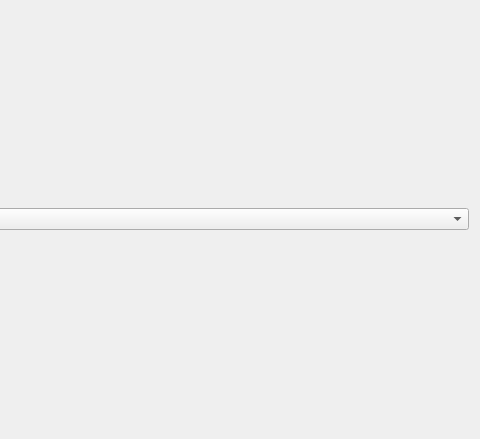
Qt form src/scripting/python/pythonconsole.ui (clementine-player/Clementine) before a commit; both pictures show x 308 to 788 and y 0 to 439 of the 788 by 439 pixel window.
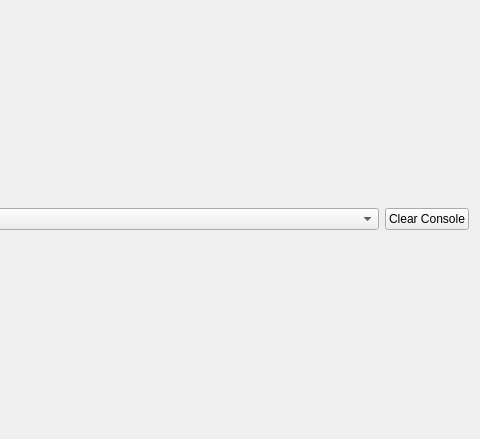
The same form after that commit.

Commit message: Add a button to clear the python console.  Thanks Chris Gell

The edit to the form file:
```diff
--- a/src/scripting/python/pythonconsole.ui
+++ b/src/scripting/python/pythonconsole.ui
@@ -33,6 +33,13 @@
        </property>
       </widget>
      </item>
+     <item>
+      <widget class="QPushButton" name="clearConsoleButton">
+       <property name="text">
+        <string>Clear Console</string>
+       </property>
+      </widget>
+     </item>
     </layout>
    </item>
   </layout>
```
The commit also changes 2 other files.
